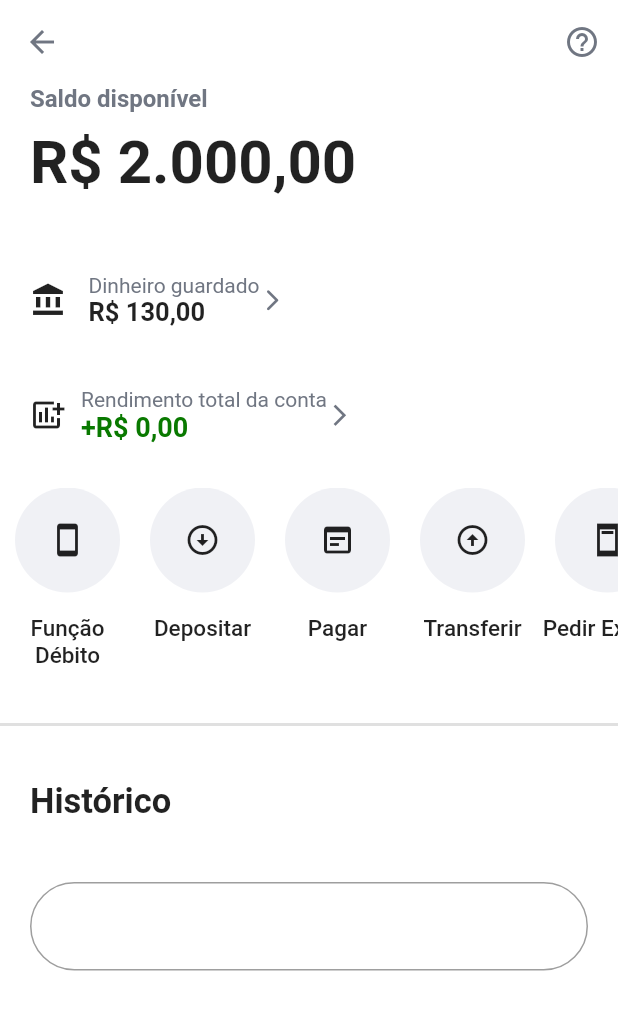
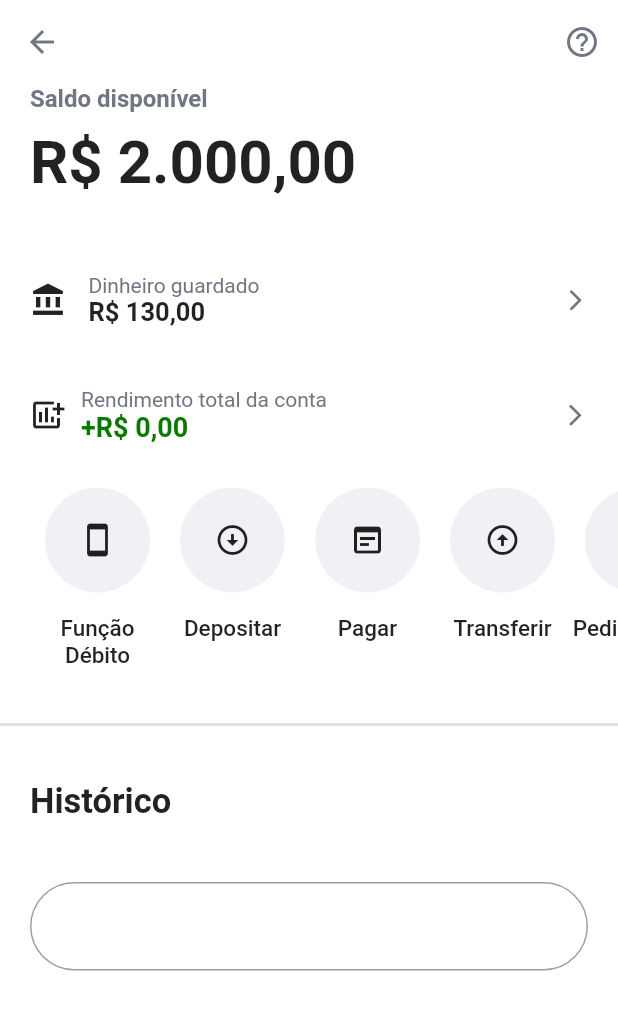
Before and after one commit to lucasbustamante/Clone_NuBank, a Flutter app: the AccountValue screen opened directly, on a phone screen of 412 x 824 dp. Shown: the top 1010 px of the screen. Run offline on Flutter 3.47's test engine with Material 2 defaults, Android fonts, the phone set to English and light mode, and no system bars; our stand-ins replace page_transition.

Commit message:
correções de alinhamento

```diff
--- a/lib/screens/account_value.dart
+++ b/lib/screens/account_value.dart
@@ -30,8 +30,9 @@ class AccountValue extends StatelessWidget {
                       style: TextStyle(
                           fontWeight: FontWeight.bold, fontSize: 40)),
                   SizedBox(height: 50,),
-                  Row(
+                  Row(mainAxisAlignment: MainAxisAlignment.spaceBetween,
                     children: [
+                    Row(children: [
                       Icon(Icons.account_balance),
                       SizedBox(width: 15),
                       Column(crossAxisAlignment: CrossAxisAlignment.start,
@@ -39,16 +40,16 @@ class AccountValue extends StatelessWidget {
                           Text('Dinheiro guardado', style: TextStyle(color: aSecondaryTextColor,)),
                           Text('R\$ $Savings',style: TextStyle(fontWeight: FontWeight.bold,
                               fontSize: 17))],),
-                    Row(
-                      children: [
-                        Container(
-                          child: Icon(Icons.arrow_forward_ios_rounded, color: aSecondaryTextColor,
-                          size: 17,),),
+
                       ],
-                    )
+                    ),
+                      Icon(Icons.arrow_forward_ios_rounded, color: aSecondaryTextColor,
+                        size: 17,)
                   ],
                   ),
                   SizedBox(height: 40),
+                  Row(mainAxisAlignment: MainAxisAlignment.spaceBetween,
+                    children: [
                       Row(
                         children: [
                           Icon(Icons.add_chart),
@@ -61,6 +62,9 @@ class AccountValue extends StatelessWidget {
                                   fontSize: 18, fontWeight: FontWeight.bold)),),
 
                             ],),
+
+                        ],
+                      ),
                       Icon(Icons.arrow_forward_ios_sharp, color: aSecondaryTextColor,
                         size: 17,)
                     ],
@@ -71,6 +75,8 @@ class AccountValue extends StatelessWidget {
             SingleChildScrollView(
               scrollDirection: Axis.horizontal,
               physics: BouncingScrollPhysics(),
+              child: Padding(
+                padding: const EdgeInsets.symmetric(horizontal: 20),
                 child: Row(
                   children: [
                     CircleButton('Função Débito',
@@ -81,6 +87,7 @@ class AccountValue extends StatelessWidget {
                     CircleButton('Pedir Extrato', icon: Icons.ad_units_sharp),
                     CircleButton('Cobrar', icon: Icons.account_balance_wallet_outlined)
                   ],
+                ),
               ),
             ),
             SizedBox(height: 20,),
```
Lines whose indentation alone changed are shown as unchanged.
